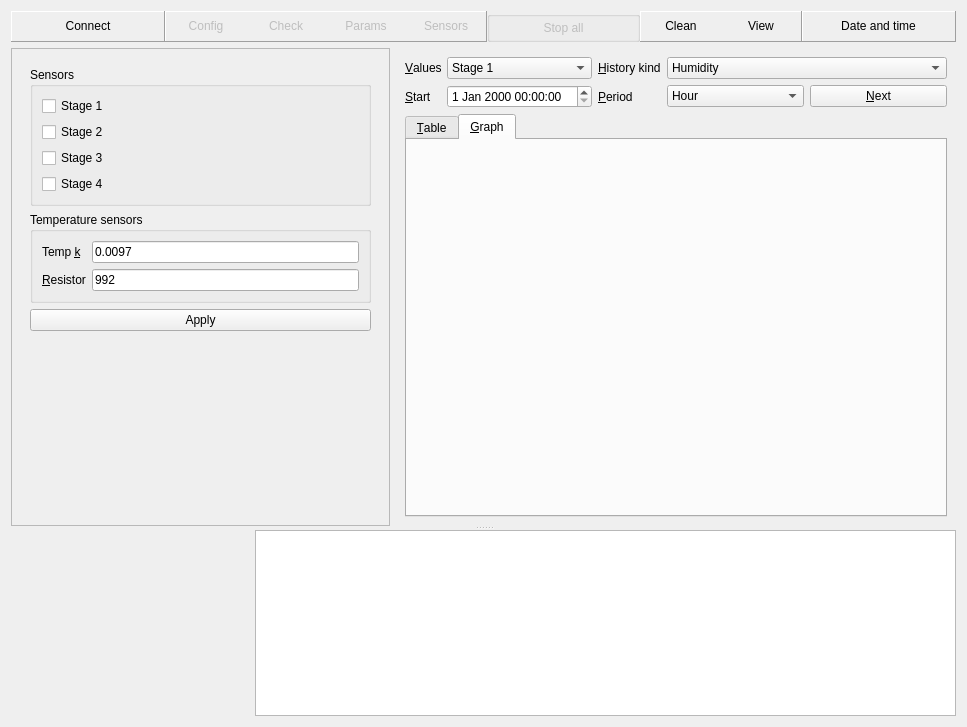
Before: the Qt Designer form gui/mainwindow.ui in Shmuma/grain-watering, drawn with Qt 5.
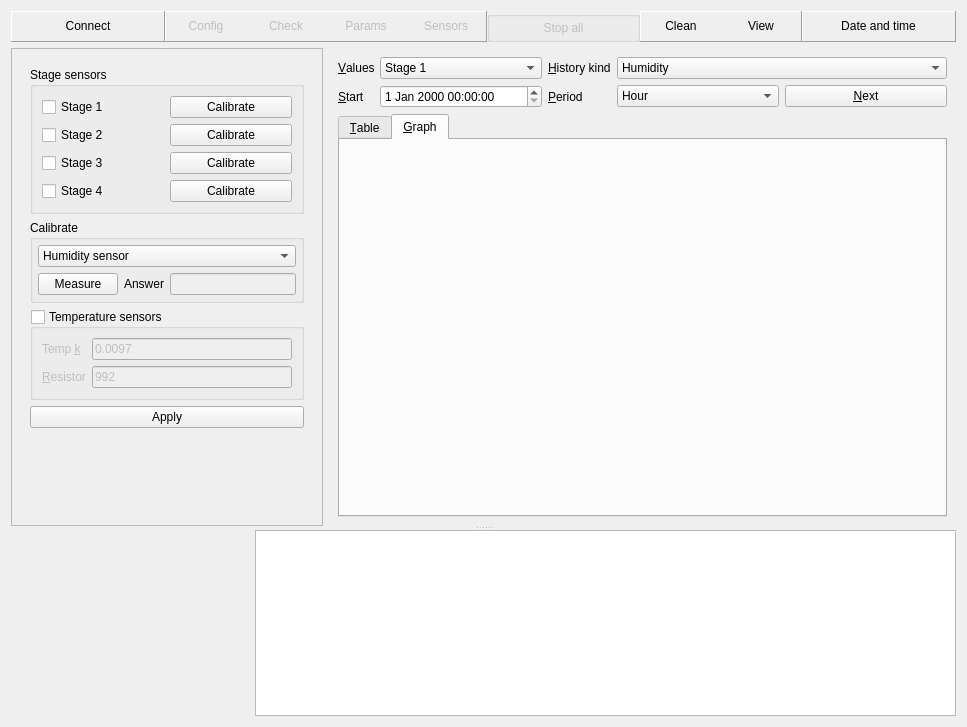
After: the same form once the commit is applied. The open tabs and pages were chosen to show the change. Custom widgets are drawn as their Qt base class.

Commit message: Calibration of sensors.

Diff of the .ui file:
```diff
--- a/gui/mainwindow.ui
+++ b/gui/mainwindow.ui
@@ -893,45 +893,171 @@
               <item>
                <widget class="QGroupBox" name="groupBox_3" >
                 <property name="title" >
-                 <string>Sensors</string>
+                 <string>Stage sensors</string>
                 </property>
-                <layout class="QVBoxLayout" >
-                 <item>
+                <layout class="QGridLayout" >
+                 <item row="0" column="0" >
                   <widget class="QCheckBox" name="stage1SensorsCheckbox" >
                    <property name="text" >
                     <string>Stage 1</string>
                    </property>
                   </widget>
                  </item>
-                 <item>
+                 <item row="0" column="1" >
+                  <widget class="QPushButton" name="calibrateS1Button" >
+                   <property name="text" >
+                    <string>Calibrate</string>
+                   </property>
+                   <property name="checkable" >
+                    <bool>true</bool>
+                   </property>
+                   <property name="autoExclusive" >
+                    <bool>true</bool>
+                   </property>
+                  </widget>
+                 </item>
+                 <item row="1" column="0" >
                   <widget class="QCheckBox" name="stage2SensorsCheckbox" >
                    <property name="text" >
                     <string>Stage 2</string>
                    </property>
                   </widget>
                  </item>
-                 <item>
+                 <item row="1" column="1" >
+                  <widget class="QPushButton" name="calibrateS2Button" >
+                   <property name="text" >
+                    <string>Calibrate</string>
+                   </property>
+                   <property name="checkable" >
+                    <bool>true</bool>
+                   </property>
+                   <property name="autoExclusive" >
+                    <bool>true</bool>
+                   </property>
+                  </widget>
+                 </item>
+                 <item row="2" column="0" >
                   <widget class="QCheckBox" name="stage3SensorsCheckbox" >
                    <property name="text" >
                     <string>Stage 3</string>
                    </property>
                   </widget>
                  </item>
-                 <item>
+                 <item row="2" column="1" >
+                  <widget class="QPushButton" name="calibrateS3Button" >
+                   <property name="text" >
+                    <string>Calibrate</string>
+                   </property>
+                   <property name="checkable" >
+                    <bool>true</bool>
+                   </property>
+                   <property name="autoExclusive" >
+                    <bool>true</bool>
+                   </property>
+                  </widget>
+                 </item>
+                 <item row="3" column="0" >
                   <widget class="QCheckBox" name="stage4SensorsCheckbox" >
                    <property name="text" >
                     <string>Stage 4</string>
                    </property>
                   </widget>
                  </item>
+                 <item row="3" column="1" >
+                  <widget class="QPushButton" name="calibrateS4Button" >
+                   <property name="text" >
+                    <string>Calibrate</string>
+                   </property>
+                   <property name="checkable" >
+                    <bool>true</bool>
+                   </property>
+                   <property name="autoExclusive" >
+                    <bool>true</bool>
+                   </property>
+                  </widget>
+                 </item>
                 </layout>
                </widget>
               </item>
               <item>
-               <widget class="QGroupBox" name="groupBox_4" >
+               <widget class="QGroupBox" name="calibrateGroupBox" >
+                <property name="title" >
+                 <string>Calibrate</string>
+                </property>
+                <layout class="QVBoxLayout" >
+                 <property name="leftMargin" >
+                  <number>5</number>
+                 </property>
+                 <property name="topMargin" >
+                  <number>5</number>
+                 </property>
+                 <property name="rightMargin" >
+                  <number>5</number>
+                 </property>
+                 <property name="bottomMargin" >
+                  <number>5</number>
+                 </property>
+                 <item>
+                  <widget class="QComboBox" name="calibrateSensorComboBox" >
+                   <item>
+                    <property name="text" >
+                     <string>Humidity sensor</string>
+                    </property>
+                   </item>
+                   <item>
+                    <property name="text" >
+                     <string>Grain flow</string>
+                    </property>
+                   </item>
+                   <item>
+                    <property name="text" >
+                     <string>Nature sensor</string>
+                    </property>
+                   </item>
+                  </widget>
+                 </item>
+                 <item>
+                  <layout class="QHBoxLayout" >
+                   <item>
+                    <widget class="QPushButton" name="calibrateButton" >
+                     <property name="text" >
+                      <string>Measure</string>
+                     </property>
+                    </widget>
+                   </item>
+                   <item>
+                    <widget class="QLabel" name="label_21" >
+                     <property name="text" >
+                      <string>Answer</string>
+                     </property>
+                    </widget>
+                   </item>
+                   <item>
+                    <widget class="QLineEdit" name="calibrateAnswerEdit" >
+                     <property name="enabled" >
+                      <bool>false</bool>
+                     </property>
+                    </widget>
+                   </item>
+                  </layout>
+                 </item>
+                </layout>
+               </widget>
+              </item>
+              <item>
+               <widget class="QGroupBox" name="tempSensorsGroupbox" >
+                <property name="toolTip" >
+                 <string>e</string>
+                </property>
                 <property name="title" >
                  <string>Temperature sensors</string>
                 </property>
+                <property name="checkable" >
+                 <bool>true</bool>
+                </property>
+                <property name="checked" >
+                 <bool>false</bool>
+                </property>
                 <layout class="QGridLayout" >
                  <item row="0" column="0" >
                   <widget class="QLabel" name="label_18" >
@@ -984,8 +1110,8 @@
                 </property>
                 <property name="sizeHint" >
                  <size>
-                  <width>341</width>
-                  <height>41</height>
+                  <width>20</width>
+                  <height>21</height>
                  </size>
                 </property>
                </spacer>
```
Left out of the diff: 2 changed lines with no effect on the pictures. The commit also changes 8 other files.
